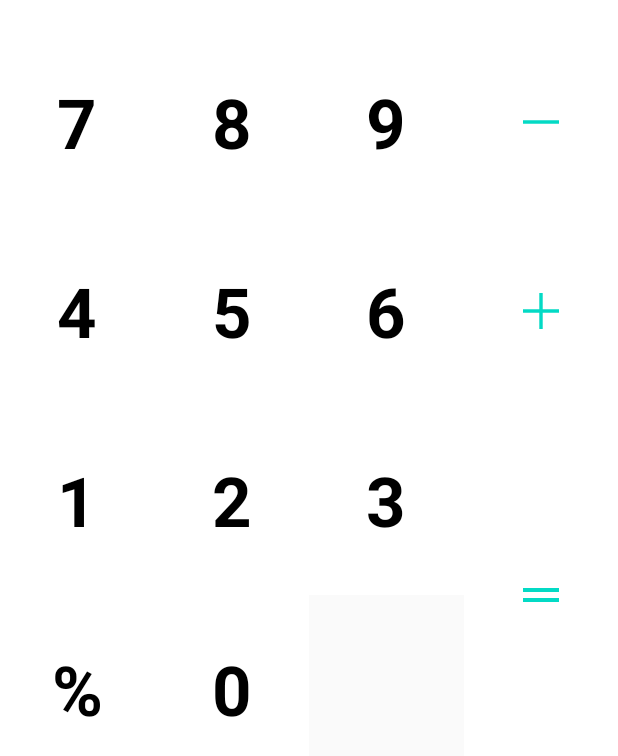
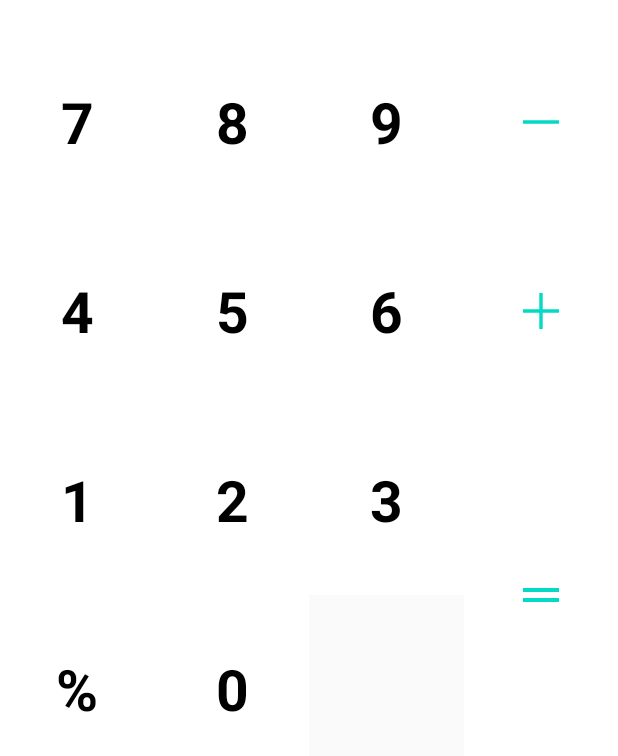
Before and after one commit to xrnd/KTCalculator, an Android app: the screen it shows after launch (MainActivity), on a phone screen of 412 x 824 dp. Shown: the part 452-1208 px from the top of the screen. Run offline under Robolectric (Android 15) with nearby library versions, the phone set to English and light mode, and no system bars.

Commit message:
1. Design improvements 2. Landscape layout support
Signed-off-by: apple <deesharv@gmail.com>

```diff
--- a/app/src/main/java/com/xiphitech/myktapplication/CalInputView.kt
+++ b/app/src/main/java/com/xiphitech/myktapplication/CalInputView.kt
@@ -40,9 +40,7 @@ class CalInputView(context : Context, attributeSet : AttributeSet) : RelativeLay
                     input_icon.visibility = View.GONE
                 }
             }
-
             typedArray.recycle()
-
         }
     }
 
--- a/app/src/main/java/com/xiphitech/myktapplication/MainActivity.kt
+++ b/app/src/main/java/com/xiphitech/myktapplication/MainActivity.kt
@@ -30,6 +30,7 @@ class MainActivity : AppCompatActivity() {
         key_multiply.setOnClickListener { cal_top_view.add("*") }
         key_minus.setOnClickListener { cal_top_view.add("-") }
 
+        key_percent.setOnClickListener { cal_top_view.add("%") }
     }
 
 
--- a/app/src/main/java/com/xiphitech/myktapplication/calculator/CalOutputPresenter.kt
+++ b/app/src/main/java/com/xiphitech/myktapplication/calculator/CalOutputPresenter.kt
@@ -10,6 +10,7 @@ object CalOutputPresenter {
     private var mOutcome: String = ""
     private var mInterpreter = Interpreter()
 
+    //<editor-fold desc="USER ACTIONS">
     fun add(item: String) {
         mEquation = mEquation.plus(item)
         updateEquation()
@@ -43,7 +44,9 @@ object CalOutputPresenter {
         updateEquation()
         updateOutcome()
     }
+    //</editor-fold>
 
+    //<editor-fold desc="INTERNAL">
     private fun calculateOutcome() {
 
         if (!mEquation.isNullOrEmpty()) {
@@ -73,13 +76,19 @@ object CalOutputPresenter {
     private fun updateOutcome() {
         mView?.setOutcome(mOutcome)
     }
+    //</editor-fold>
 
+    //<editor-fold desc="LIFE CYCLE">
     fun attach(view: CalOutputInterfaceView) {
         mView = view
+        updateEquation()
+        updateOutcome()
     }
 
     fun detach() {
         mView = null
     }
+    //</editor-fold>
+
 
 }
--- a/app/src/main/java/com/xiphitech/myktapplication/calculator/CalOutputView.kt
+++ b/app/src/main/java/com/xiphitech/myktapplication/calculator/CalOutputView.kt
@@ -38,7 +38,7 @@ class CalOutputView(context: Context, attributeSet: AttributeSet) :
     }
     //</editor-fold>
 
-
+    //<editor-fold desc="LIFE CYCLE">
     override fun onAttachedToWindow() {
         super.onAttachedToWindow()
         CalOutputPresenter.attach(this)
@@ -48,6 +48,7 @@ class CalOutputView(context: Context, attributeSet: AttributeSet) :
         super.detachAllViewsFromParent()
         CalOutputPresenter.detach()
     }
+    //</editor-fold>
 
     //<editor-fold desc="INTERFACE ACTIONS">
     override fun setEquation(equation: String) {
@@ -59,6 +60,4 @@ class CalOutputView(context: Context, attributeSet: AttributeSet) :
     }
     //</editor-fold>
 
-
-
 }
--- /dev/null
+++ b/app/src/main/res/layout-land/activity_main.xml
@@ -0,0 +1,216 @@
+<?xml version="1.0" encoding="utf-8"?>
+<LinearLayout xmlns:android="http://schemas.android.com/apk/res/android"
+    xmlns:app="http://schemas.android.com/apk/res-auto"
+    xmlns:tools="http://schemas.android.com/tools"
+    android:orientation="horizontal"
+    android:layout_width="match_parent"
+    android:layout_height="match_parent">
+
+    <com.xiphitech.myktapplication.calculator.CalOutputView
+        android:id="@+id/cal_top_view"
+        android:layout_width="match_parent"
+        android:layout_height="match_parent"
+        app:layout_constraintTop_toTopOf="parent"
+        android:layout_weight="2" />
+
+    <androidx.constraintlayout.widget.ConstraintLayout
+        android:layout_width="match_parent"
+        android:layout_height="match_parent"
+        tools:context=".MainActivity"
+        android:layout_weight="1">
+
+        <com.xiphitech.myktapplication.CalInputView
+            android:id="@+id/key_clear"
+            android:layout_width="0dp"
+            android:layout_height="@dimen/icon_size"
+            app:item_icon="@drawable/ic_trash"
+            app:layout_constraintStart_toStartOf="parent"
+            app:layout_constraintEnd_toStartOf="@id/key_divide"
+            app:layout_constraintTop_toTopOf="parent" />
+
+        <com.xiphitech.myktapplication.CalInputView
+            android:id="@+id/key_divide"
+            android:layout_width="0dp"
+            android:layout_height="@dimen/icon_size"
+            app:item_icon="@drawable/ic_divide"
+            app:item_string="/"
+            app:layout_constraintStart_toEndOf="@id/key_clear"
+            app:layout_constraintEnd_toStartOf="@id/key_multiply"
+            app:layout_constraintTop_toTopOf="parent" />
+
+        <com.xiphitech.myktapplication.CalInputView
+            android:id="@+id/key_multiply"
+            android:layout_width="0dp"
+            android:layout_height="@dimen/icon_size"
+            app:item_icon="@drawable/ic_multiply"
+            app:item_string="*"
+            app:layout_constraintStart_toEndOf="@id/key_divide"
+            app:layout_constraintEnd_toStartOf="@id/key_backspace"
+            app:layout_constraintTop_toTopOf="parent" />
+
+        <com.xiphitech.myktapplication.CalInputView
+            android:id="@+id/key_backspace"
+            android:layout_width="0dp"
+            android:layout_height="@dimen/icon_size"
+            app:item_icon="@drawable/ic_delete"
+            app:layout_constraintStart_toEndOf="@id/key_multiply"
+            app:layout_constraintEnd_toEndOf="parent"
+            app:layout_constraintTop_toTopOf="parent" />
+
+
+        <com.xiphitech.myktapplication.CalInputView
+            android:id="@+id/key_7"
+            android:layout_width="0dp"
+            android:layout_height="0dp"
+            app:item_string="7"
+            app:layout_constraintTop_toBottomOf="@id/key_clear"
+            app:layout_constraintStart_toStartOf="parent"
+            app:layout_constraintBottom_toTopOf="@id/key_4"
+            app:layout_constraintEnd_toStartOf="@id/key_8" />
+
+        <com.xiphitech.myktapplication.CalInputView
+            android:id="@+id/key_4"
+            android:layout_width="0dp"
+            android:layout_height="0dp"
+            app:item_string="4"
+            app:layout_constraintTop_toBottomOf="@id/key_7"
+            app:layout_constraintStart_toStartOf="parent"
+            app:layout_constraintBottom_toTopOf="@id/key_1"
+            app:layout_constraintEnd_toStartOf="@id/key_5" />
+
+        <com.xiphitech.myktapplication.CalInputView
+            android:id="@+id/key_1"
+            android:layout_width="0dp"
+            android:layout_height="0dp"
+            app:item_string="1"
+            app:layout_constraintTop_toBottomOf="@id/key_4"
+            app:layout_constraintStart_toStartOf="parent"
+            app:layout_constraintBottom_toTopOf="@id/key_percent"
+            app:layout_constraintEnd_toStartOf="@id/key_2" />
+
+        <com.xiphitech.myktapplication.CalInputView
+            android:id="@+id/key_percent"
+            android:layout_width="0dp"
+            android:layout_height="0dp"
+            app:item_string="%"
+            app:layout_constraintTop_toBottomOf="@id/key_1"
+            app:layout_constraintStart_toStartOf="parent"
+            app:layout_constraintBottom_toBottomOf="parent"
+            app:layout_constraintEnd_toStartOf="@id/key_0" />
+
+
+        <com.xiphitech.myktapplication.CalInputView
+            android:id="@+id/key_8"
+            android:layout_width="0dp"
+            android:layout_height="0dp"
+            app:item_string="8"
+            app:layout_constraintTop_toBottomOf="@id/key_divide"
+            app:layout_constraintStart_toEndOf="@id/key_7"
+            app:layout_constraintBottom_toTopOf="@id/key_5"
+            app:layout_constraintEnd_toStartOf="@id/key_9" />
+
+        <com.xiphitech.myktapplication.CalInputView
+            android:id="@+id/key_5"
+            android:layout_width="0dp"
+            android:layout_height="0dp"
+            app:item_string="5"
+            app:layout_constraintTop_toBottomOf="@id/key_8"
+            app:layout_constraintStart_toEndOf="@id/key_4"
+            app:layout_constraintBottom_toTopOf="@id/key_2"
+            app:layout_constraintEnd_toStartOf="@id/key_6" />
+
+        <com.xiphitech.myktapplication.CalInputView
+            android:id="@+id/key_2"
+            android:layout_width="0dp"
+            android:layout_height="0dp"
+            app:item_string="2"
+            app:layout_constraintTop_toBottomOf="@id/key_5"
+            app:layout_constraintStart_toEndOf="@id/key_1"
+            app:layout_constraintBottom_toTopOf="@id/key_0"
+            app:layout_constraintEnd_toStartOf="@id/key_3" />
+
+        <com.xiphitech.myktapplication.CalInputView
+            android:id="@+id/key_0"
+            android:layout_width="0dp"
+            android:layout_height="0dp"
+            app:item_string="0"
+            app:layout_constraintTop_toBottomOf="@id/key_2"
+            app:layout_constraintStart_toEndOf="@id/key_percent"
+            app:layout_constraintBottom_toBottomOf="parent"
+            app:layout_constraintEnd_toStartOf="@id/key_blank1" />
+
+
+        <com.xiphitech.myktapplication.CalInputView
+            android:id="@+id/key_9"
+            android:layout_width="0dp"
+            android:layout_height="0dp"
+            app:item_string="9"
+            app:layout_constraintTop_toBottomOf="@id/key_multiply"
+            app:layout_constraintStart_toEndOf="@id/key_8"
+            app:layout_constraintBottom_toTopOf="@id/key_6"
+            app:layout_constraintEnd_toStartOf="@id/key_minus" />
+
+        <com.xiphitech.myktapplication.CalInputView
+            android:id="@+id/key_6"
+            android:layout_width="0dp"
+            android:layout_height="0dp"
+            app:item_string="6"
+            app:layout_constraintTop_toBottomOf="@id/key_9"
+            app:layout_constraintStart_toEndOf="@id/key_5"
+            app:layout_constraintBottom_toTopOf="@id/key_3"
+            app:layout_constraintEnd_toStartOf="@id/key_plus" />
+
+        <com.xiphitech.myktapplication.CalInputView
+            android:id="@+id/key_3"
+            android:layout_width="0dp"
+            android:layout_height="0dp"
+            app:item_string="3"
+            app:layout_constraintTop_toBottomOf="@id/key_6"
+            app:layout_constraintStart_toEndOf="@id/key_2"
+            app:layout_constraintBottom_toTopOf="@id/key_blank1"
+            app:layout_constraintEnd_toStartOf="@id/key_equals" />
+
+        <View
+            android:id="@+id/key_blank1"
+            android:layout_width="0dp"
+            android:layout_height="0dp"
+            app:layout_constraintTop_toBottomOf="@id/key_3"
+            app:layout_constraintStart_toEndOf="@id/key_2"
+            app:layout_constraintBottom_toBottomOf="parent"
+            app:layout_constraintEnd_toEndOf="parent"
+            app:layout_constraintEnd_toStartOf="@id/key_equals" />
+
+        <com.xiphitech.myktapplication.CalInputView
+            android:id="@+id/key_minus"
+            android:layout_width="0dp"
+            android:layout_height="0dp"
+            app:item_icon="@drawable/ic_minus"
+            app:item_string="-"
+            app:layout_constraintTop_toBottomOf="@id/key_backspace"
+            app:layout_constraintStart_toEndOf="@id/key_9"
+            app:layout_constraintBottom_toTopOf="@id/key_plus"
+            app:layout_constraintEnd_toEndOf="parent" />
+
+        <com.xiphitech.myktapplication.CalInputView
+            android:id="@+id/key_plus"
+            android:layout_width="0dp"
+            android:layout_height="0dp"
+            app:item_icon="@drawable/ic_plus"
+            app:item_string="+"
+            app:layout_constraintTop_toBottomOf="@id/key_minus"
+            app:layout_constraintStart_toEndOf="@id/key_6"
+            app:layout_constraintBottom_toTopOf="@id/key_3"
+            app:layout_constraintEnd_toEndOf="parent" />
+
+        <com.xiphitech.myktapplication.CalInputView
+            android:id="@+id/key_equals"
+            android:layout_width="0dp"
+            android:layout_height="0dp"
+            app:item_icon="@drawable/ic_equal"
+            app:layout_constraintTop_toBottomOf="@id/key_plus"
+            app:layout_constraintStart_toEndOf="@id/key_3"
+            app:layout_constraintBottom_toBottomOf="parent"
+            app:layout_constraintEnd_toEndOf="parent" />
+    </androidx.constraintlayout.widget.ConstraintLayout>
+
+</LinearLayout>
--- a/app/src/main/res/values/dimen.xml
+++ b/app/src/main/res/values/dimen.xml
@@ -1,6 +1,6 @@
 <?xml version="1.0" encoding="utf-8"?>
 <resources>
-    <dimen name="text_big">46sp</dimen>
+    <dimen name="text_big">38sp</dimen>
     <dimen name="text_small">32sp</dimen>
 
     <dimen name="icon_size">64dp</dimen>
```
